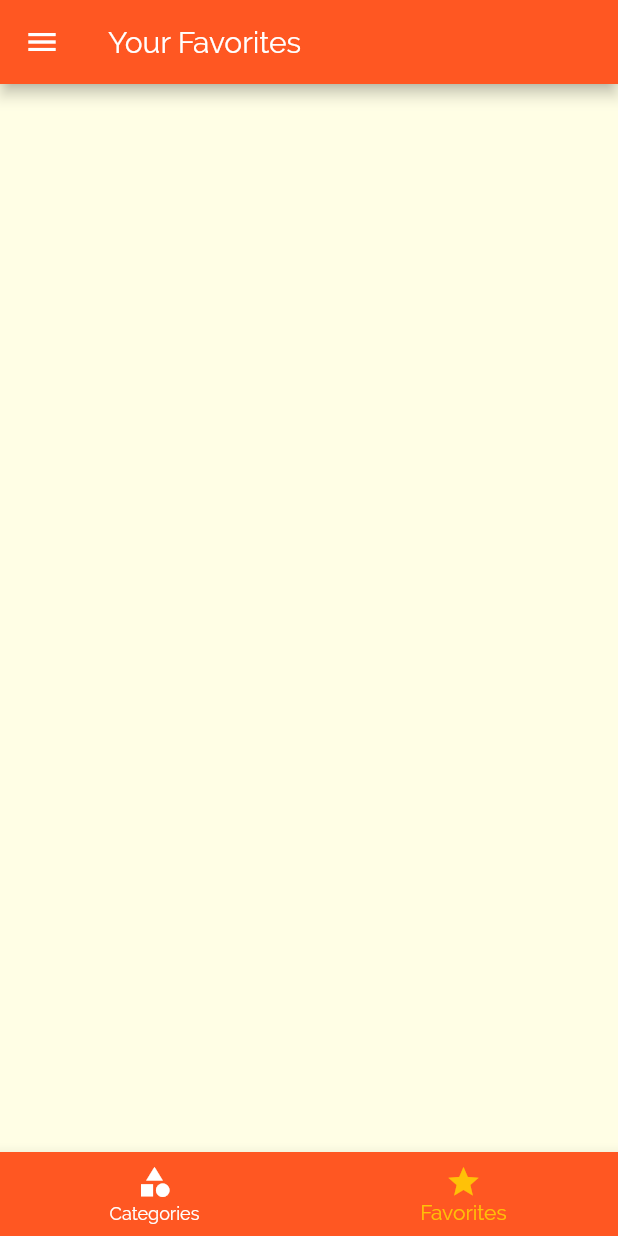
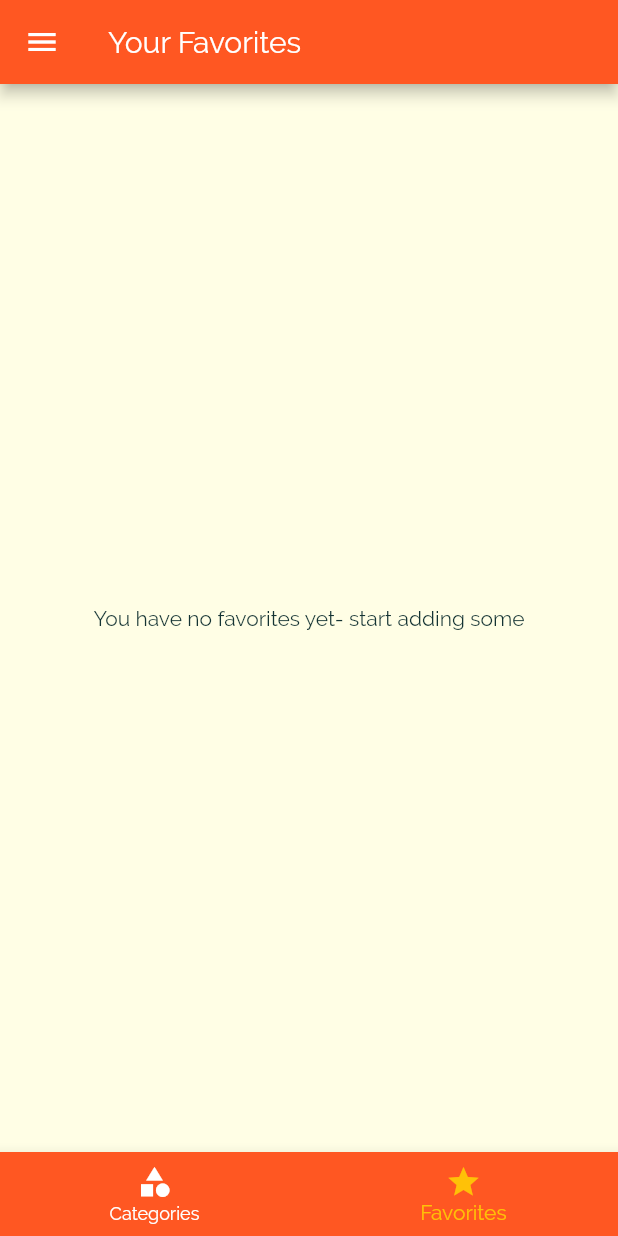
Before and after one commit to Mashood97/meals_app_flutter, a Flutter app: the screen it shows after launch, item 2 of the bottom bar chosen, on a phone screen of 412 x 824 dp. Run offline on Flutter 3.47's test engine with Material 2 defaults, Android fonts, the phone set to English and light mode, and no system bars.

Commit message:
favorites done

```diff
--- a/lib/main.dart
+++ b/lib/main.dart
@@ -3,6 +3,7 @@ import 'package:mealsappflutter/models/dummy_categories.dart';
 import './screens/filters_screen.dart';
 import './screens/tabs_screen.dart';
 import './screens/sub_category_meals_screen.dart';
+import 'models/dummy_categories.dart';
 import 'models/meal.dart';
 import 'screens/categories_screen.dart';
 import 'screens/meal_detail_screen.dart';
@@ -23,6 +24,7 @@ class _MyAppState extends State<MyApp> {
   };
 
   List<Meal> _availableMeals = DUMMY_MEALS;
+  List<Meal> _favoritesMeal = [];
 
   void _setFilters(Map<String, bool> filterData) {
     setState(() {
@@ -43,6 +45,25 @@ class _MyAppState extends State<MyApp> {
         return true;
       }).toList();
     });
+  }
+
+  void _toggelFavorites(String mealId) {
+    final existingIndex =
+        _favoritesMeal.indexWhere((meal) => meal.id == mealId);
+    if (existingIndex >= 0) {
+      setState(() {
+        _favoritesMeal.removeAt(existingIndex);
+      });
+    } else {
+      setState(() {
+        _favoritesMeal.add(DUMMY_MEALS.firstWhere((meal) => meal.id == mealId));
+      });
+    }
+  }
+
+  bool _isMealFav(String mealId)
+  {
+    return _favoritesMeal.any((meal)=>meal.id==mealId);
   }
 
   @override
@@ -72,10 +93,10 @@ class _MyAppState extends State<MyApp> {
 //      home: CategoriesScreen(),
       initialRoute: '/',
       routes: {
-        '/': (ctx) => TabsScreen(),
+        '/': (ctx) => TabsScreen(favMeals: _favoritesMeal),
         SubCategoryMealsScreen.routeName: (ctx) =>
             SubCategoryMealsScreen(_availableMeals),
-        MealDetailScreen.routeName: (ctx) => MealDetailScreen(),
+        MealDetailScreen.routeName: (ctx) => MealDetailScreen(_toggelFavorites,_isMealFav),
         FiltersScreen.routeName: (ctx) => FiltersScreen(
               filtersmethod: _setFilters,
               filtersMap: _filters,
--- a/lib/screens/favorites_screen.dart
+++ b/lib/screens/favorites_screen.dart
@@ -1,7 +1,37 @@
 import 'package:flutter/material.dart';
-class FavoritesScreen extends StatelessWidget {
+
+import '../models/meal.dart';
+import '../widgets/category_meal_widget.dart';
+class FavoritesScreen extends StatefulWidget {
+  final List<Meal> favoriteMeal;
+  FavoritesScreen(this.favoriteMeal);
+
+  @override
+  _FavoritesScreenState createState() => _FavoritesScreenState();
+}
+
+class _FavoritesScreenState extends State<FavoritesScreen> {
   @override
   Widget build(BuildContext context) {
-    return Container();
+    if(widget.favoriteMeal.isEmpty) {
+      return Center(
+        child: Text('You have no favorites yet- start adding some'),
+
+      );
+    }else{
+      return ListView.builder(
+        itemBuilder: (ctx, index) {
+          return CategoryMealWidget(
+            mealId: widget.favoriteMeal[index].id,
+            title: widget.favoriteMeal[index].title,
+            imageUrl: widget.favoriteMeal[index].imageUrl,
+            duration: widget.favoriteMeal[index].duration,
+            affordability: widget.favoriteMeal[index].affordability,
+            complexity: widget.favoriteMeal[index].complexity,
+          );
+        },
+        itemCount: widget.favoriteMeal.length,
+      );
+    }
   }
 }
--- a/lib/screens/sub_category_meals_screen.dart
+++ b/lib/screens/sub_category_meals_screen.dart
@@ -68,7 +68,6 @@ class _SubCategoryMealsScreenState extends State<SubCategoryMealsScreen> {
               duration: filteredCategoryItems[index].duration,
               affordability: filteredCategoryItems[index].affordability,
               complexity: filteredCategoryItems[index].complexity,
-              removeItem: removeItemFromList,
             );
           },
           itemCount: filteredCategoryItems.length,
--- a/lib/screens/tabs_screen.dart
+++ b/lib/screens/tabs_screen.dart
@@ -2,18 +2,29 @@ import 'package:flutter/material.dart';
 import '../widgets/main_drawer.dart';
 import './categories_screen.dart';
 import './favorites_screen.dart';
+import '../models/meal.dart';
 
 class TabsScreen extends StatefulWidget {
+  List<Meal> favMeals;
+
+  TabsScreen({this.favMeals});
+
   @override
   _TabsScreenState createState() => _TabsScreenState();
 }
 
 class _TabsScreenState extends State<TabsScreen> {
-  final List<Map<String, Object>> _pages = [
-    {'page': CategoriesScreen(), 'title': 'Categories'},
-    {'page': FavoritesScreen(), 'title': 'Your Favorites'}
-  ];
+  List<Map<String, Object>> _pages;
   int _selectedIndex = 0;
+
+  @override
+  void initState() {
+    super.initState();
+    _pages = [
+      {'page': CategoriesScreen(), 'title': 'Categories'},
+      {'page': FavoritesScreen(widget.favMeals), 'title': 'Your Favorites'}
+    ];
+  }
 
   void _selectedPage(int index) {
     setState(() {
```
Also changed, not shown: lib/screens/meal_detail_screen.dart (+11 -4 lines), lib/widgets/category_meal_widget.dart (+16 -16 lines).
